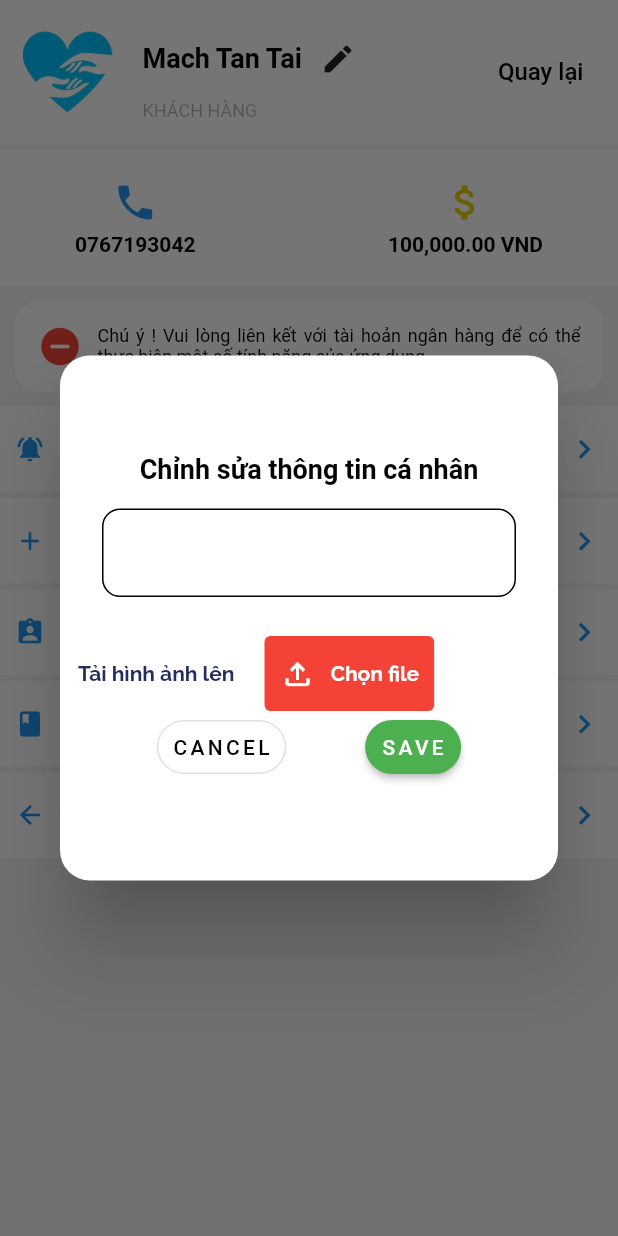
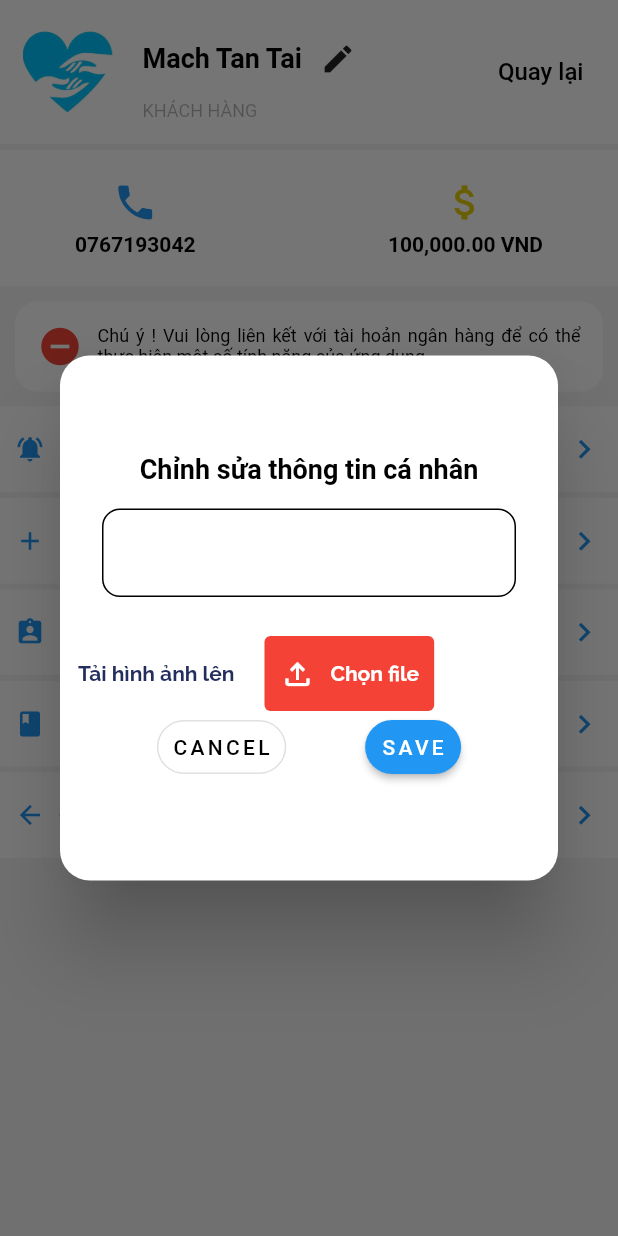
Before and after one commit to Mouse1110/app_flutter_thientin, a Flutter app: the ProfilePage screen opened directly, after a tap on the "edit" icon, on a phone screen of 412 x 824 dp. Run offline on Flutter 3.47's test engine with Material 2 defaults, Android fonts, the light colour scheme and no system bars; our stand-ins replace animate_do, charts_flutter, contained_tab_bar_view, dio, flutter_bloc, google_fonts and 3 more.

Commit message:
fix nữa nè

```diff
--- a/lib/src/profile/screens/components/user_detail.dart
+++ b/lib/src/profile/screens/components/user_detail.dart
@@ -177,8 +177,6 @@ class _UserDetailState extends State<UserDetail> {
                                                     onPressed: () {},
                                                     style: ElevatedButton
                                                         .styleFrom(
-                                                      backgroundColor:
-                                                          Colors.green,
                                                       padding:
                                                           EdgeInsets.symmetric(
                                                               horizontal: 10),
```
